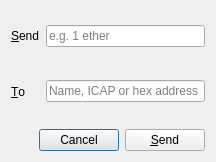
Above: libaleth/SendDialog.ui from ethereum/alethzero before the change. Below: the same form after it.
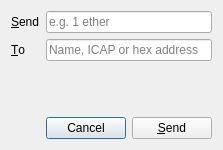
That is the form after the change.

Commit message: - fixed the size of to editline in send dialog to fixed size - removed sync statistic in pool mode

```diff
--- a/libaleth/SendDialog.ui
+++ b/libaleth/SendDialog.ui
@@ -6,8 +6,8 @@
    <rect>
     <x>0</x>
     <y>0</y>
-    <width>216</width>
-    <height>162</height>
+    <width>223</width>
+    <height>150</height>
    </rect>
   </property>
   <property name="sizePolicy">
@@ -24,7 +24,7 @@
   </property>
   <property name="maximumSize">
    <size>
-    <width>216</width>
+    <width>223</width>
     <height>162</height>
    </size>
   </property>
@@ -87,6 +87,12 @@
      <property name="orientation">
       <enum>Qt::Vertical</enum>
      </property>
+     <property name="sizeHint" stdset="0">
+      <size>
+       <width>0</width>
+       <height>0</height>
+      </size>
+     </property>
     </spacer>
    </item>
    <item>
@@ -109,6 +115,12 @@
        <property name="orientation">
         <enum>Qt::Horizontal</enum>
        </property>
+       <property name="sizeHint" stdset="0">
+        <size>
+         <width>0</width>
+         <height>0</height>
+        </size>
+       </property>
       </spacer>
      </item>
      <item>
```
The commit also changes 3 other files.
